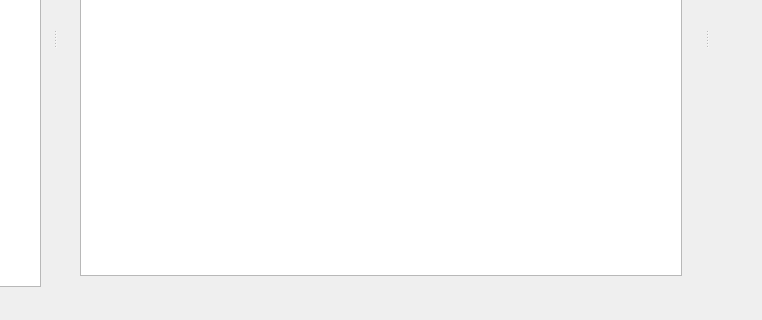
First picture: the form in src/mainwindow.ui, repository FACT-Team/FactDev, before the edit; both pictures show x 227 to 989 and y 271 to 591 of the 1237 by 591 pixel window.
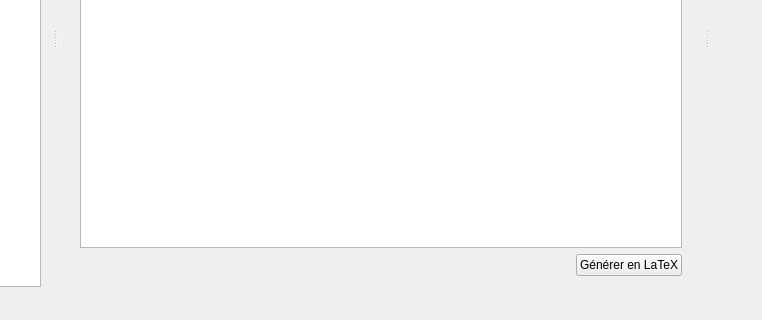
Second picture: the form after the edit. The open tabs and pages were chosen to show the change. Icons and pictures are not drawn. Custom widgets are drawn as their Qt base class.

Commit message: Creation of TemplateTest

Diff of the .ui file:
```diff
--- a/src/mainwindow.ui
+++ b/src/mainwindow.ui
@@ -191,7 +191,7 @@
       </widget>
       <widget class="QWidget" name="page_3">
        <layout class="QGridLayout" name="gridLayout_10">
-        <item row="0" column="0">
+        <item row="0" column="1">
          <layout class="QGridLayout" name="gridLayout_8">
           <item row="1" column="0">
            <widget class="QTableView" name="tblQuotes">
@@ -267,6 +267,34 @@
             </item>
            </layout>
           </item>
+          <item row="2" column="0">
+           <layout class="QHBoxLayout" name="horizontalLayout_2">
+            <item>
+             <spacer name="horizontalSpacer_5">
+              <property name="orientation">
+               <enum>Qt::Horizontal</enum>
+              </property>
+              <property name="sizeHint" stdset="0">
+               <size>
+                <width>40</width>
+                <height>20</height>
+               </size>
+              </property>
+             </spacer>
+            </item>
+            <item>
+             <widget class="QPushButton" name="pushButton">
+              <property name="text">
+               <string>Générer en LaTeX</string>
+              </property>
+              <property name="icon">
+               <iconset resource="icons.qrc">
+                <normaloff>:/icons/img/convert_to_latex.png</normaloff>:/icons/img/convert_to_latex.png</iconset>
+              </property>
+             </widget>
+            </item>
+           </layout>
+          </item>
          </layout>
         </item>
        </layout>
```
Left out of the diff: 8 changed lines with no effect on the pictures. The commit also changes 2 other files.
